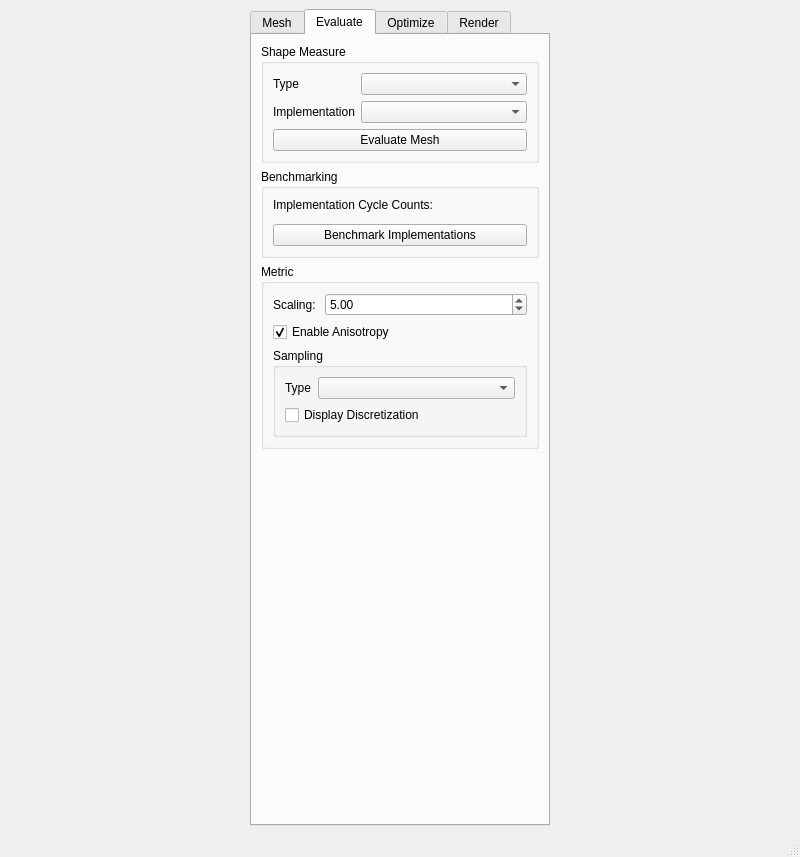
Qt form UserInterface/MainWindow.ui (wibus/GpuMesh) before a commit.
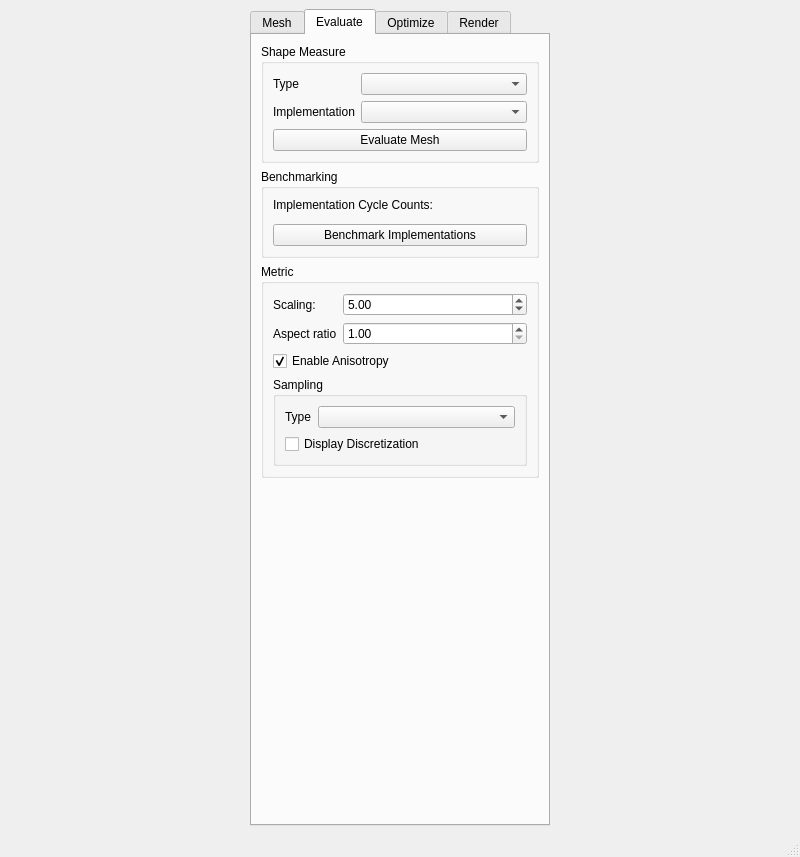
The same form after that commit. The open tabs and pages were chosen to show the change.

Commit message: Option to change element aspect ratio independently from metric scaling

```diff
--- a/UserInterface/MainWindow.ui
+++ b/UserInterface/MainWindow.ui
@@ -237,7 +237,7 @@
              </property>
             </widget>
            </item>
-           <item row="1" column="0" colspan="2">
+           <item row="2" column="0" colspan="2">
             <widget class="QCheckBox" name="enableAnisotropyCheck">
              <property name="text">
               <string>Enable Anisotropy</string>
@@ -247,23 +247,23 @@
              </property>
             </widget>
            </item>
-           <item row="2" column="0" colspan="2">
+           <item row="4" column="0" colspan="2">
             <widget class="QGroupBox" name="samplingGroup">
              <property name="title">
               <string>Sampling</string>
              </property>
              <layout class="QFormLayout" name="formLayout_5">
-              <item row="0" column="0">
+              <item row="2" column="0">
                <widget class="QLabel" name="discretizationTypeLabel">
                 <property name="text">
                  <string>Type</string>
                 </property>
                </widget>
               </item>
-              <item row="0" column="1">
+              <item row="2" column="1">
                <widget class="QComboBox" name="discretizationTypeMenu"/>
               </item>
-              <item row="1" column="0" colspan="2">
+              <item row="3" column="0" colspan="2">
                <widget class="QCheckBox" name="discretizationDisplayCheck">
                 <property name="text">
                  <string>Display Discretization</string>
@@ -273,6 +273,26 @@
              </layout>
             </widget>
            </item>
+           <item row="1" column="0">
+            <widget class="QLabel" name="metricAspectRatioLabel">
+             <property name="text">
+              <string>Aspect ratio</string>
+             </property>
+            </widget>
+           </item>
+           <item row="1" column="1">
+            <widget class="QDoubleSpinBox" name="metricAspectRatioSpin">
+             <property name="minimum">
+              <double>1.000000000000000</double>
+             </property>
+             <property name="maximum">
+              <double>100.000000000000000</double>
+             </property>
+             <property name="value">
+              <double>1.000000000000000</double>
+             </property>
+            </widget>
+           </item>
           </layout>
          </widget>
         </item>
```
Left out of the diff: 2 changed lines with no effect on the pictures. The commit also changes 9 other files.
